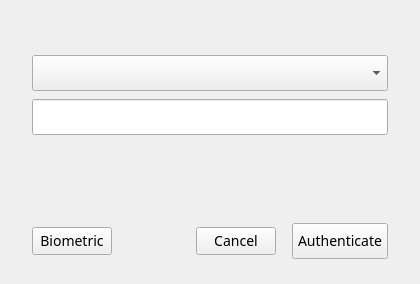
This is polkit-agent/src/mainwindow.ui in liudunfa/ukui-biometric as Qt 5 draws it before an edit. The edited form follows.
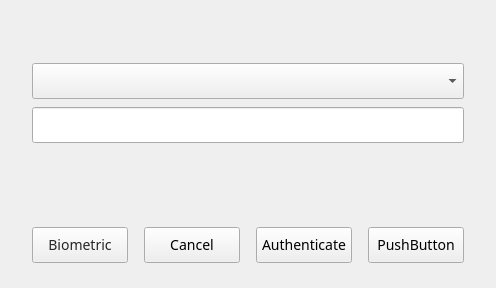
This is the edited form.

Commit message: polkit widget 3.0

The edit to the form file:
```diff
--- a/polkit-agent/src/mainwindow.ui
+++ b/polkit-agent/src/mainwindow.ui
@@ -10,21 +10,12 @@
     <height>284</height>
    </rect>
   </property>
-  <property name="minimumSize">
-   <size>
-    <width>420</width>
-    <height>284</height>
-   </size>
-  </property>
-  <property name="maximumSize">
-   <size>
-    <width>420</width>
-    <height>284</height>
-   </size>
-  </property>
   <property name="windowTitle">
    <string>Form</string>
   </property>
+  <property name="styleSheet">
+   <string notr="true"/>
+  </property>
   <property name="windowFilePath">
    <string/>
   </property>
@@ -79,6 +70,9 @@
       </widget>
      </item>
      <item row="1" column="1">
+      <layout class="QFormLayout" name="bioAuthLayout"/>
+     </item>
+     <item row="2" column="1">
       <widget class="QLabel" name="lblContent">
        <property name="styleSheet">
         <string notr="true">font:  14px &quot;PingFangSC-Regular, PingFang SC&quot;;</string>
@@ -92,6 +86,21 @@
       </widget>
      </item>
      <item row="3" column="1">
+      <widget class="QComboBox" name="cmbUsers">
+       <property name="minimumSize">
+        <size>
+         <width>0</width>
+         <height>36</height>
+        </size>
+       </property>
+       <property name="styleSheet">
+        <string notr="true">font-size: 14px;
+font-family: PingFangSC-Regular, PingFang SC;
+font-weight: 400;</string>
+       </property>
+      </widget>
+     </item>
+     <item row="4" column="1">
       <widget class="QWidget" name="widgetPasswdAuth" native="true">
        <property name="minimumSize">
         <size>
@@ -165,25 +174,10 @@
        </layout>
       </widget>
      </item>
-     <item row="2" column="1">
-      <widget class="QComboBox" name="cmbUsers">
-       <property name="minimumSize">
-        <size>
-         <width>0</width>
-         <height>36</height>
-        </size>
-       </property>
-       <property name="styleSheet">
-        <string notr="true">font-size: 14px;
-font-family: PingFangSC-Regular, PingFang SC;
-font-weight: 400;</string>
-       </property>
-      </widget>
-     </item>
     </layout>
    </item>
    <item>
-    <layout class="QHBoxLayout" name="horizontalLayout_7" stretch="0,0,0,0">
+    <layout class="QHBoxLayout" name="horizontalLayout_7" stretch="0,0,0,0,0,0">
      <property name="spacing">
       <number>16</number>
      </property>
@@ -201,17 +195,37 @@
      </property>
      <item>
       <widget class="QPushButton" name="btnBioAuth">
+       <property name="minimumSize">
+        <size>
+         <width>96</width>
+         <height>36</height>
+        </size>
+       </property>
+       <property name="maximumSize">
+        <size>
+         <width>96</width>
+         <height>36</height>
+        </size>
+       </property>
        <property name="cursor">
         <cursorShape>PointingHandCursor</cursorShape>
        </property>
        <property name="styleSheet">
         <string notr="true">font-size: 14px;
 font-family: PingFangSC-Regular, PingFang SC;
-font-weight: 400;</string>
+font-weight: 400;
+color: rgba(0, 0, 0, 0.85);
+line-height: 20px;</string>
        </property>
        <property name="text">
         <string>Biometric</string>
        </property>
+       <property name="checkable">
+        <bool>false</bool>
+       </property>
+       <property name="checked">
+        <bool>false</bool>
+       </property>
       </widget>
      </item>
      <item>
@@ -220,16 +234,29 @@
         <enum>Qt::Horizontal</enum>
        </property>
        <property name="sizeType">
-        <enum>QSizePolicy::Maximum</enum>
+        <enum>QSizePolicy::Minimum</enum>
        </property>
        <property name="sizeHint" stdset="0">
         <size>
-         <width>150</width>
+         <width>0</width>
          <height>36</height>
         </size>
        </property>
       </spacer>
      </item>
+     <item>
+      <spacer name="horizontalSpacer">
+       <property name="orientation">
+        <enum>Qt::Horizontal</enum>
+       </property>
+       <property name="sizeHint" stdset="0">
+        <size>
+         <width>0</width>
+         <height>20</height>
+        </size>
+       </property>
+      </spacer>
+     </item>
      <item>
       <widget class="QPushButton" name="btnCancel">
        <property name="sizePolicy">
@@ -238,6 +265,18 @@
          <verstretch>0</verstretch>
         </sizepolicy>
        </property>
+       <property name="minimumSize">
+        <size>
+         <width>96</width>
+         <height>36</height>
+        </size>
+       </property>
+       <property name="maximumSize">
+        <size>
+         <width>96</width>
+         <height>36</height>
+        </size>
+       </property>
        <property name="cursor">
         <cursorShape>PointingHandCursor</cursorShape>
        </property>
@@ -287,6 +326,32 @@
        </property>
       </widget>
      </item>
+     <item>
+      <widget class="QPushButton" name="returnButton">
+       <property name="minimumSize">
+        <size>
+         <width>96</width>
+         <height>36</height>
+        </size>
+       </property>
+       <property name="maximumSize">
+        <size>
+         <width>96</width>
+         <height>36</height>
+        </size>
+       </property>
+       <property name="styleSheet">
+        <string notr="true">font-size: 14px;
+font-family: PingFangSC-Regular, PingFang SC;
+font-weight: 400;
+color: #000000;
+line-height: 20px;</string>
+       </property>
+       <property name="text">
+        <string>PushButton</string>
+       </property>
+      </widget>
+     </item>
     </layout>
    </item>
   </layout>
```
The commit also changes 6 other files.
